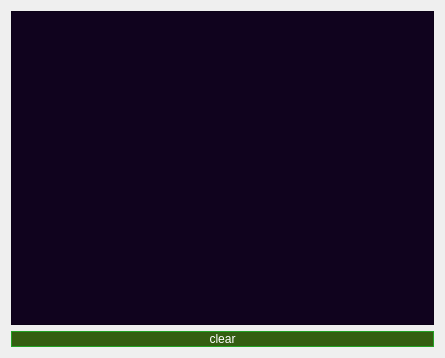
This is src/logwindow.ui in Antision/tag_quick_editor as Qt 5 draws it before an edit. The edited form follows.
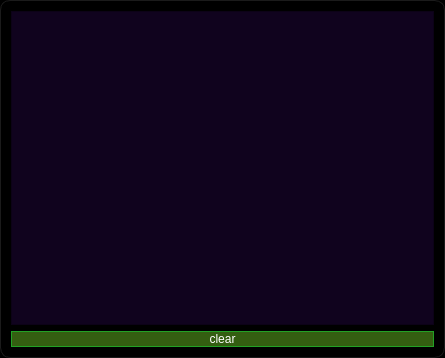
This is the edited form.

Commit message: Optimize some UI details, before fixing the out-of-order issue of SelectionTagList

Patch:
```diff
--- a/src/logwindow.ui
+++ b/src/logwindow.ui
@@ -18,9 +18,10 @@
 	color:rgb(255, 255, 255);
 }
 
-QMainWindow{
+#LogWindow{
     border-radius: 10px;             /*四角圆角的直径*/
     border:1px solid rgb(27,27,27);
+	background-color: black;
 }
 
 QPushButton{
```
Left out of the diff: 2 changed lines with no effect on the pictures. The commit also changes 6 other files.
